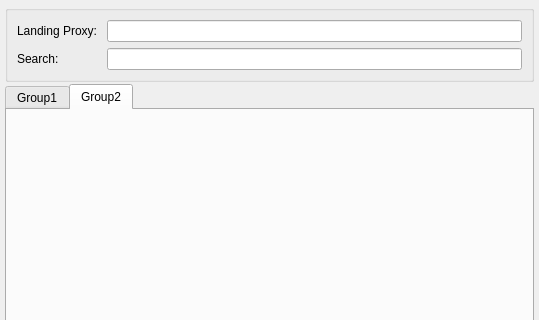
Qt form include/ui/group/dialog_group_choose_proxy.ui (qr243vbi/nekobox) before a commit; both pictures show x 0 to 539 and y 0 to 320 of the 539 by 517 pixel window.
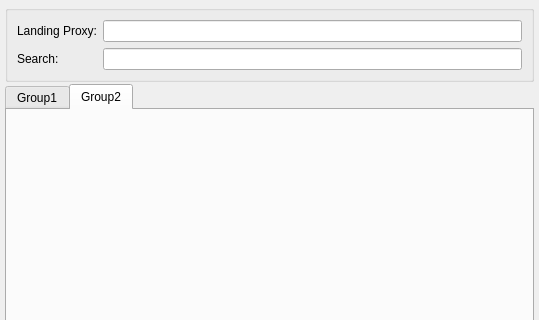
The same form after that commit.

Patch:
```diff
--- a/include/ui/group/dialog_group_choose_proxy.ui
+++ b/include/ui/group/dialog_group_choose_proxy.ui
@@ -38,7 +38,7 @@
       <item row="0" column="0">
        <widget class="QLabel" name="proxy_label">
         <property name="text">
-         <string>Landing Proxy: </string>
+         <string>Landing Proxy:</string>
         </property>
        </widget>
       </item>
```
